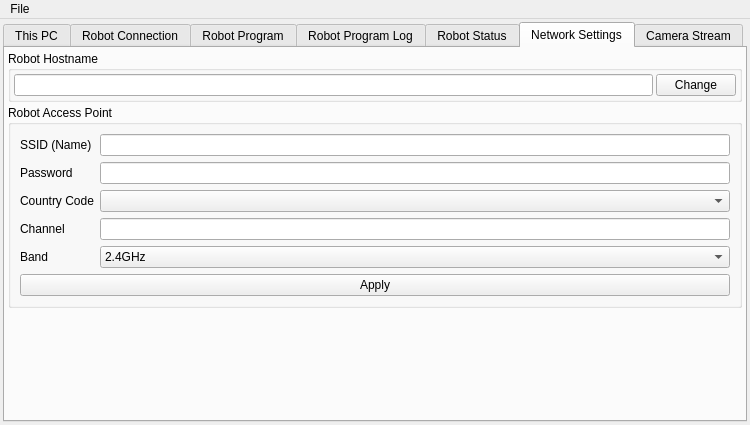
Old version of the form ui/deploy_tool.ui in the repository ArPiRobot/ArPiRobot-DeployTool.
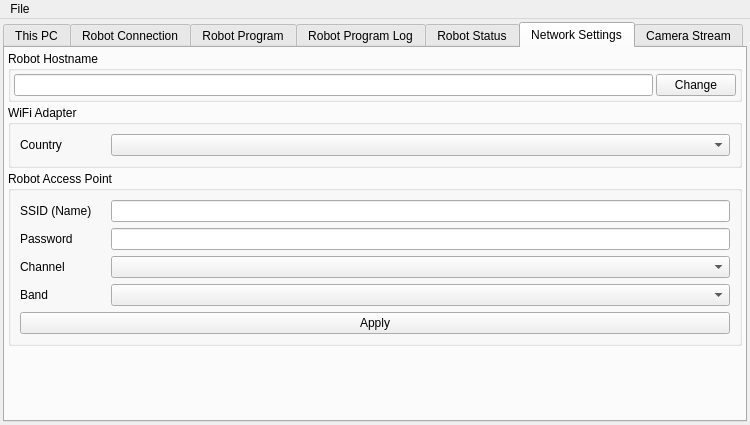
New version of the form. The open tabs and pages were chosen to show the change. Icons and pictures are not drawn.

Commit message: Redesign network UI and support split dt-wifi scripts

Diff of the .ui file:
```diff
--- a/ui/deploy_tool.ui
+++ b/ui/deploy_tool.ui
@@ -844,81 +844,66 @@
           </layout>
          </widget>
         </item>
+        <item>
+         <widget class="QGroupBox" name="groupBox">
+          <property name="title">
+           <string>WiFi Adapter</string>
+          </property>
+          <layout class="QGridLayout" name="gridLayout_2">
+           <item row="0" column="0">
+            <widget class="QLabel" name="label_16">
+             <property name="minimumSize">
+              <size>
+               <width>85</width>
+               <height>0</height>
+              </size>
+             </property>
+             <property name="text">
+              <string>Country</string>
+             </property>
+            </widget>
+           </item>
+           <item row="0" column="1">
+            <widget class="QComboBox" name="cbx_wifi_country">
+             <property name="sizePolicy">
+              <sizepolicy hsizetype="Expanding" vsizetype="Fixed">
+               <horstretch>0</horstretch>
+               <verstretch>0</verstretch>
+              </sizepolicy>
+             </property>
+            </widget>
+           </item>
+          </layout>
+         </widget>
+        </item>
         <item>
          <widget class="QGroupBox" name="groupBox_6">
           <property name="title">
            <string>Robot Access Point</string>
           </property>
           <layout class="QGridLayout" name="gridLayout_4">
-           <item row="5" column="0" colspan="2">
-            <widget class="QPushButton" name="btn_wifi_apply">
-             <property name="text">
-              <string>Apply</string>
-             </property>
-            </widget>
-           </item>
-           <item row="1" column="1">
-            <widget class="QLineEdit" name="txt_wifi_pass">
-             <property name="inputMask">
-              <string notr="true"/>
-             </property>
-            </widget>
-           </item>
-           <item row="0" column="1">
-            <widget class="QLineEdit" name="txt_wifi_ssid">
-             <property name="inputMask">
-              <string notr="true"/>
-             </property>
-            </widget>
-           </item>
-           <item row="1" column="0">
-            <widget class="QLabel" name="label_15">
-             <property name="text">
-              <string>Password</string>
-             </property>
-            </widget>
-           </item>
-           <item row="4" column="0">
+           <item row="3" column="0">
             <widget class="QLabel" name="label_12">
              <property name="text">
               <string>Band</string>
              </property>
             </widget>
            </item>
-           <item row="3" column="0">
+           <item row="2" column="0">
             <widget class="QLabel" name="label_17">
              <property name="text">
               <string>Channel</string>
              </property>
             </widget>
            </item>
-           <item row="2" column="0">
-            <widget class="QLabel" name="label_16">
-             <property name="text">
-              <string>Country Code</string>
+           <item row="1" column="1">
+            <widget class="QLineEdit" name="txt_wifi_pass">
+             <property name="inputMask">
+              <string notr="true"/>
              </property>
             </widget>
            </item>
            <item row="3" column="1">
-            <widget class="QLineEdit" name="txt_wifi_channel">
-             <property name="toolTip">
-              <string>0 = auto select (recommended)
-2.4GHz: 1-14 (not all allowed, depends on country)
-5.0GHz: 32-177 (not all allowed, depends on country)</string>
-             </property>
-             <property name="inputMask">
-              <string notr="true"/>
-             </property>
-            </widget>
-           </item>
-           <item row="0" column="0">
-            <widget class="QLabel" name="label_14">
-             <property name="text">
-              <string>SSID (Name)</string>
-             </property>
-            </widget>
-           </item>
-           <item row="4" column="1">
             <widget class="QComboBox" name="cbx_wifi_band">
              <property name="toolTip">
               <string>2.4GHz (recommended) - longer range but slower speeds
@@ -926,20 +911,44 @@
 
 Note: 5.0GHz does not work on all devices!</string>
              </property>
-             <item>
-              <property name="text">
-               <string>2.4GHz</string>
-              </property>
-             </item>
-             <item>
-              <property name="text">
-               <string>5.0GHz</string>
-              </property>
-             </item>
+            </widget>
+           </item>
+           <item row="4" column="0" colspan="2">
+            <widget class="QPushButton" name="btn_wifi_apply">
+             <property name="text">
+              <string>Apply</string>
+             </property>
+            </widget>
+           </item>
+           <item row="0" column="1">
+            <widget class="QLineEdit" name="txt_wifi_ssid">
+             <property name="inputMask">
+              <string notr="true"/>
+             </property>
+            </widget>
+           </item>
+           <item row="1" column="0">
+            <widget class="QLabel" name="label_15">
+             <property name="text">
+              <string>Password</string>
+             </property>
+            </widget>
+           </item>
+           <item row="0" column="0">
+            <widget class="QLabel" name="label_14">
+             <property name="minimumSize">
+              <size>
+               <width>85</width>
+               <height>0</height>
+              </size>
+             </property>
+             <property name="text">
+              <string>SSID (Name)</string>
+             </property>
             </widget>
            </item>
            <item row="2" column="1">
-            <widget class="QComboBox" name="cbx_wifi_country"/>
+            <widget class="QComboBox" name="cbx_wifi_channel"/>
            </item>
           </layout>
          </widget>
```
Left out of the diff: 3 changed lines with no effect on the pictures. The commit also changes 1 other file.
